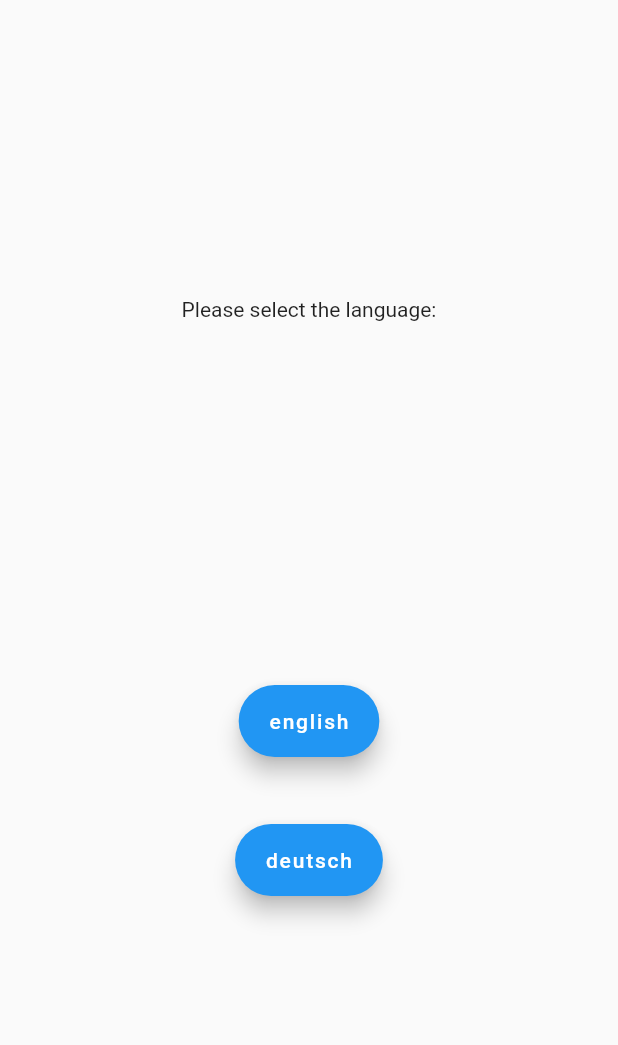
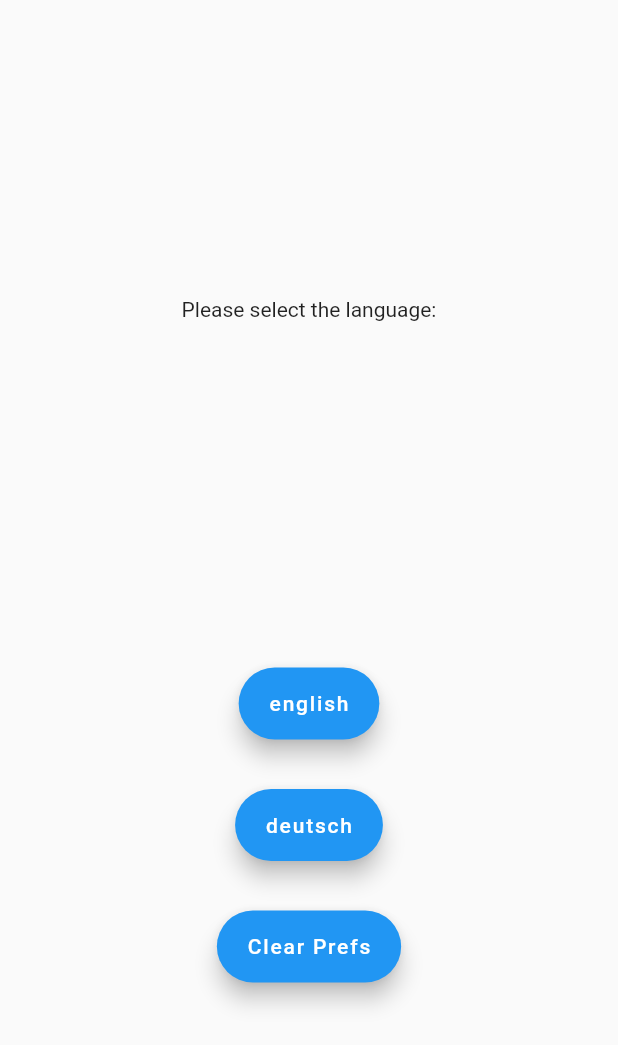
Before and after one commit to slashbored/sr_flutter2, a Flutter app: the screen it shows after launch, on a phone screen of 412 x 824 dp. Shown: the top 1045 px of the screen. Run offline on Flutter 3.47's test engine with Material 2 defaults, Android fonts, the phone set to English and light mode, and no system bars; our stand-ins replace bloc, flutter_bloc, shared_preferences.

```diff
--- a/lib/languageSelection.dart
+++ b/lib/languageSelection.dart
@@ -80,6 +80,13 @@ class languageSelectionState extends State<languageSelection>{
                           ),
                           flex: 1,
                         ),
+                        new Flexible(
+                            child: new FloatingActionButton.extended(
+                              heroTag:  'clearPrefs',
+                              label: Text("Clear Prefs"),
+                              onPressed:  ()  {
+                                _clearPrefs();
+                              })),
                         new Spacer(
                           flex: 1
                         )
@@ -95,4 +102,10 @@ class languageSelectionState extends State<languageSelection>{
       )
     );
   }
+
+  _clearPrefs() async {
+    SharedPreferences prefs = await SharedPreferences.getInstance();
+    prefs.clear();
+  }
+
 }
--- a/lib/playerEditing.dart
+++ b/lib/playerEditing.dart
@@ -32,7 +32,7 @@ class playerEditingState extends State<playerEditing>{
     upStream.add(json.encode({'type':'get','content':'uuid'}));
     upStream.add(json.encode({'type':'ping','content':''}));*/
     startStreaming();
-    upStream.add(jsonEncode({'type':'get','content':'createPlayer'}));
+
   }
 
   @override
--- a/lib/webSocket.dart
+++ b/lib/webSocket.dart
@@ -26,8 +26,9 @@ void startStreaming() async{
     upStream.add(json.encode({'type':'get','content':'uuid'}));
   }
   else  {
-    print(prefs.getString('uuid'));
+    upStream.add(json.encode({'type':'setUUID','content':prefs.getString('uuid').toString()}));
   }
+  upStream.add(jsonEncode({'type':'get','content':'createPlayer'}));
   upStream.add(json.encode({'type':'ping','content':''}));
 
   downStream.listen((data)  {
```
